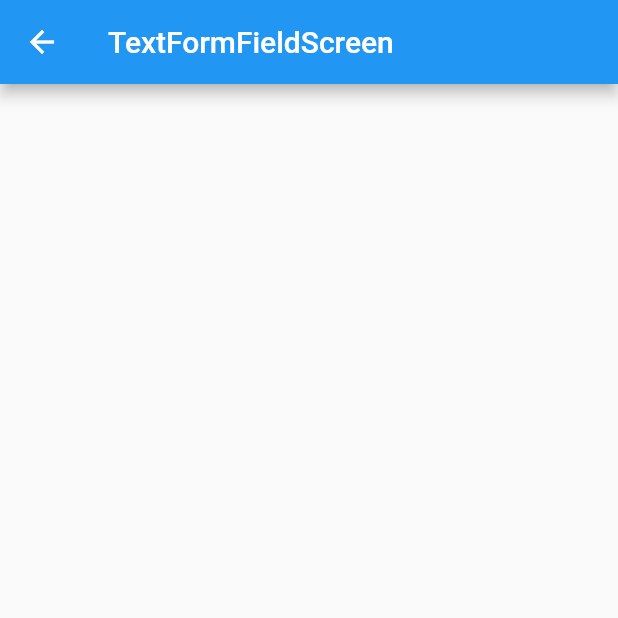
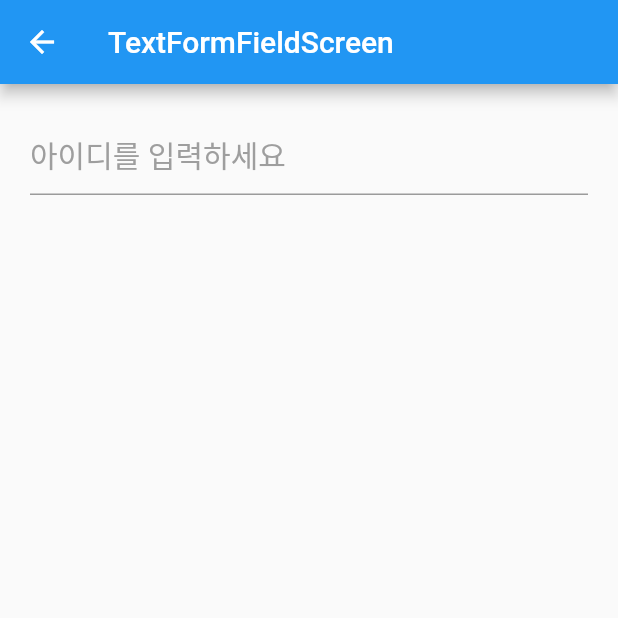
Before and after one commit to jinhan38/flutter_lecture_offline, a Flutter app: the TextFormFieldScreen screen opened directly, on a phone screen of 412 x 824 dp, the top half of it. Run offline on Flutter 3.47's test engine with Material 2 defaults, Android fonts, the phone set to English and light mode, and no system bars.

Commit message:
4주차 TextFormField 작업중

```diff
--- a/lib/ch4/text_form_field_screen.dart
+++ b/lib/ch4/text_form_field_screen.dart
@@ -13,6 +13,33 @@ class _TextFormFieldScreenState extends State<TextFormFieldScreen> {
     return Scaffold(
       appBar: AppBar(
         title: Text("TextFormFieldScreen"),
+
+        // true : back 버튼 자동으로 보여줌
+        // false : back 버튼 자동으로 보여주지 않음
+        automaticallyImplyLeading: true,
+      ),
+      body: body(),
+    );
+  }
+
+  Widget body() {
+    return Padding(
+      padding: EdgeInsets.all(20),
+      child: TextFormField(
+        style: TextStyle(fontSize: 20),
+        cursorColor: Colors.pink,
+        cursorWidth: 5,
+        // cursorHeight: 35,
+        cursorRadius: Radius.circular(3),
+        decoration: InputDecoration(
+          // hint : 글자를 입력하지 않았을 때 보여주는 문구
+          hintText: "아이디를 입력하세요",
+          hintStyle: TextStyle(
+            fontSize: 20,
+            color: Colors.grey,
+          ),
+          hintMaxLines: 1,
+        ),
       ),
     );
   }
```
